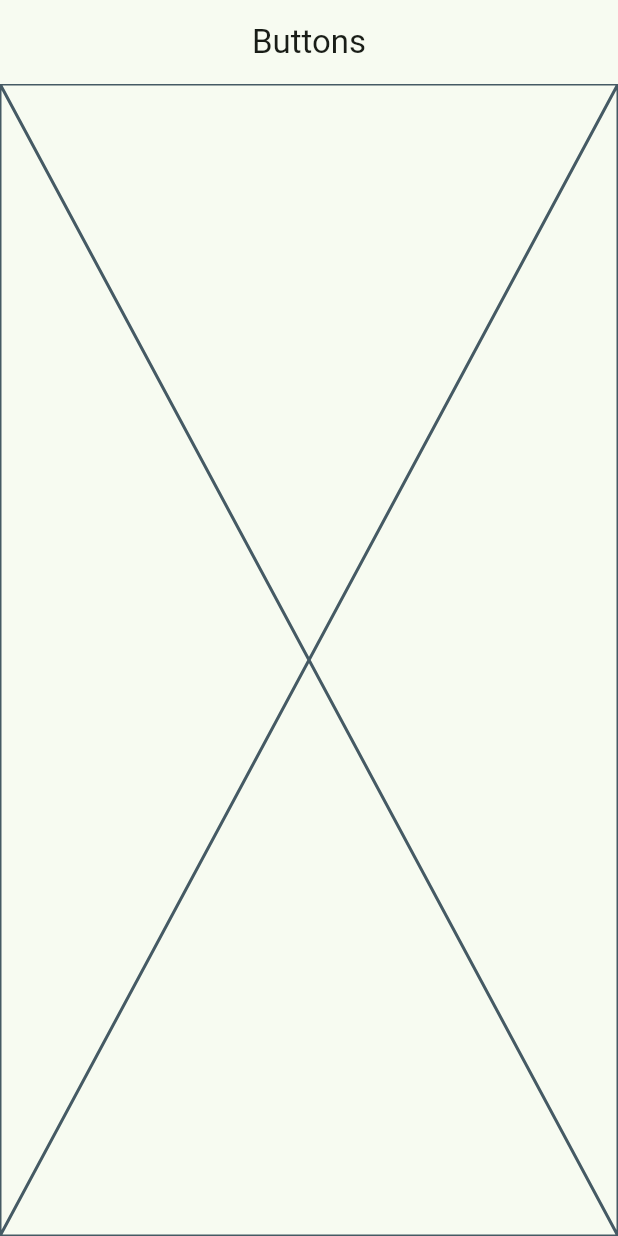
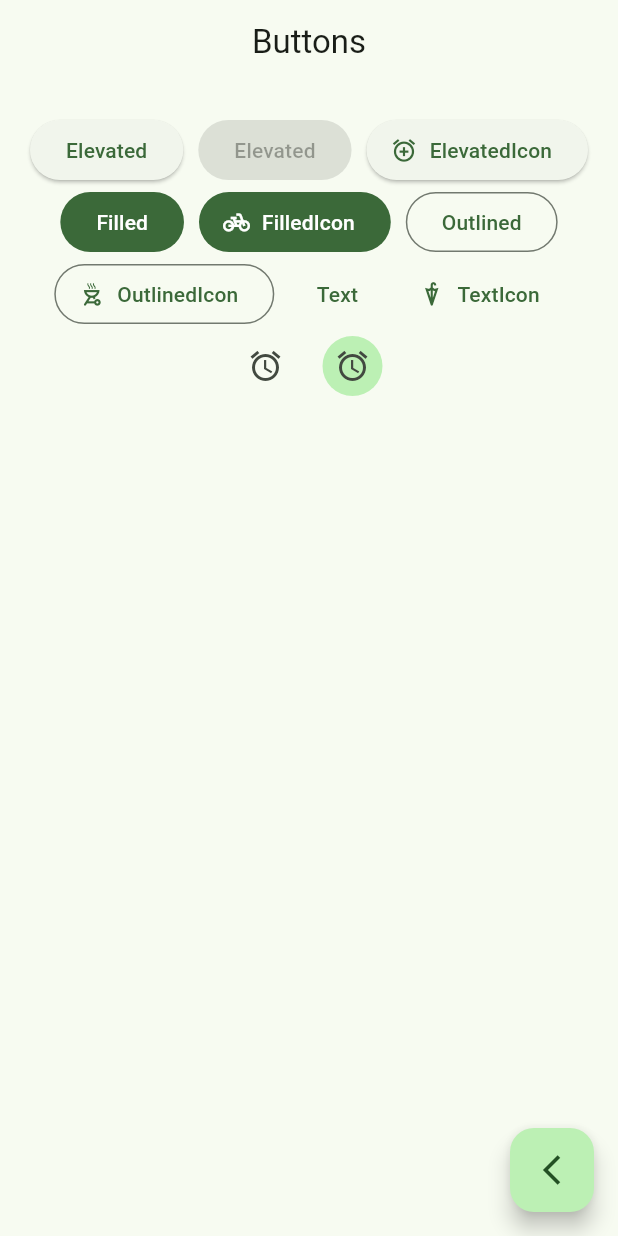
Before and after one commit to AlexisPucheta/widgetsApp, a Flutter app: the ButtonsScreen screen opened by its route, on a phone screen of 412 x 824 dp. Run offline on Flutter 3.47's test engine with Material 3 defaults, Android fonts, the phone set to English and light mode, and no system bars; our stand-ins replace go_router.

Commit message:
Refactor routing to use named routes for Home, Buttons, and Cards screens; enhance ButtonsScreen with a back button and improved layout.

```diff
--- a/lib/config/router/app_router.dart
+++ b/lib/config/router/app_router.dart
@@ -4,11 +4,20 @@ import 'package:widgetsapp/presentation/screens/screens.dart';
 final appRouter = GoRouter(
   initialLocation: '/',
   routes: [
-    GoRoute(path: '/', builder: (context, state) => const HomeScreen()),
+    GoRoute(
+      path: '/',
+      name: HomeScreen.name,
+      builder: (context, state) => const HomeScreen(),
+    ),
     GoRoute(
       path: '/buttons',
+      name: ButtonsScreen.name,
       builder: (context, state) => const ButtonsScreen(),
     ),
-    GoRoute(path: '/cards', builder: (context, state) => const CardsScreen()),
+    GoRoute(
+      path: '/cards',
+      name: CardsScreen.name,
+      builder: (context, state) => const CardsScreen(),
+    ),
   ],
 );
--- a/lib/presentation/screens/buttons/buttons_screen.dart
+++ b/lib/presentation/screens/buttons/buttons_screen.dart
@@ -1,13 +1,82 @@
 import 'package:flutter/material.dart';
+import 'package:go_router/go_router.dart';
 
 class ButtonsScreen extends StatelessWidget {
+  static const String name = 'buttons_screen';
+
   const ButtonsScreen({super.key});
 
   @override
   Widget build(BuildContext context) {
     return Scaffold(
       appBar: AppBar(title: const Text('Buttons')),
-      body: const Placeholder(),
+      body: const _ButtonsView(),
+      floatingActionButton: FloatingActionButton(
+        onPressed: () {
+          context.pop();
+        },
+        child: const Icon(Icons.arrow_back_ios_outlined),
+      ),
     );
   }
 }
+
+class _ButtonsView extends StatelessWidget {
+  const _ButtonsView();
+
+  @override
+  Widget build(BuildContext context) {
+    final colors = Theme.of(context).colorScheme;
+    return SizedBox(
+      width: double.infinity,
+      child: Padding(
+        padding: const EdgeInsets.symmetric(horizontal: 10, vertical: 20),
+        child: Wrap(
+          spacing: 10,
+          alignment: WrapAlignment.center,
+          children: [
+            ElevatedButton(onPressed: () {}, child: const Text('Elevated')),
+            const ElevatedButton(onPressed: null, child: Text('Elevated')),
+            ElevatedButton.icon(
+              onPressed: () {},
+              icon: const Icon(Icons.alarm_add_outlined),
+              label: const Text('ElevatedIcon'),
+            ),
+            FilledButton(onPressed: () {}, child: const Text('Filled')),
+            FilledButton.icon(
+              onPressed: () {},
+              icon: const Icon(Icons.pedal_bike_outlined),
+              label: const Text('FilledIcon'),
+            ),
+            OutlinedButton(onPressed: () {}, child: const Text('Outlined')),
+            OutlinedButton.icon(
+              onPressed: () {},
+              icon: const Icon(Icons.outdoor_grill_outlined),
+              label: const Text('OutlinedIcon'),
+            ),
+            TextButton(onPressed: () {}, child: const Text('Text')),
+            TextButton.icon(
+              onPressed: () {},
+              icon: const Icon(Icons.umbrella_outlined),
+              label: const Text('TextIcon'),
+            ),
+            IconButton(
+              onPressed: () {},
+              icon: const Icon(Icons.access_alarm_outlined),
+            ),
+            //TODO Custom Button
+            IconButton(
+              onPressed: () {},
+              icon: const Icon(Icons.access_alarm_outlined),
+              style: ButtonStyle(
+                backgroundColor: WidgetStateProperty.all<Color>(
+                  colors.primaryContainer,
+                ),
+              ),
+            ),
+          ],
+        ),
+      ),
+    );
+  }
+}
--- a/lib/presentation/screens/cards/cards_screen.dart
+++ b/lib/presentation/screens/cards/cards_screen.dart
@@ -1,6 +1,8 @@
 import 'package:flutter/material.dart';
 
 class CardsScreen extends StatelessWidget {
+  static const String name = 'cards_screen';
+
   const CardsScreen({super.key});
 
   @override
--- a/lib/presentation/screens/home/home_screen.dart
+++ b/lib/presentation/screens/home/home_screen.dart
@@ -1,8 +1,11 @@
 import 'package:flutter/material.dart';
 import 'package:go_router/go_router.dart';
 import 'package:widgetsapp/config/menu/menu_items.dart';
+import 'package:widgetsapp/presentation/screens/screens.dart';
 
 class HomeScreen extends StatelessWidget {
+  static const String name = 'home_screen';
+
   const HomeScreen({super.key});
 
   @override
@@ -42,6 +45,7 @@ class _CustomListTile extends StatelessWidget {
       trailing: Icon(Icons.arrow_forward_ios_rounded, color: colors.primary),
       onTap: () {
         context.push(menuItem.link);
+        // context.pushNamed(CardsScreen.name);
       },
     );
   }
```
